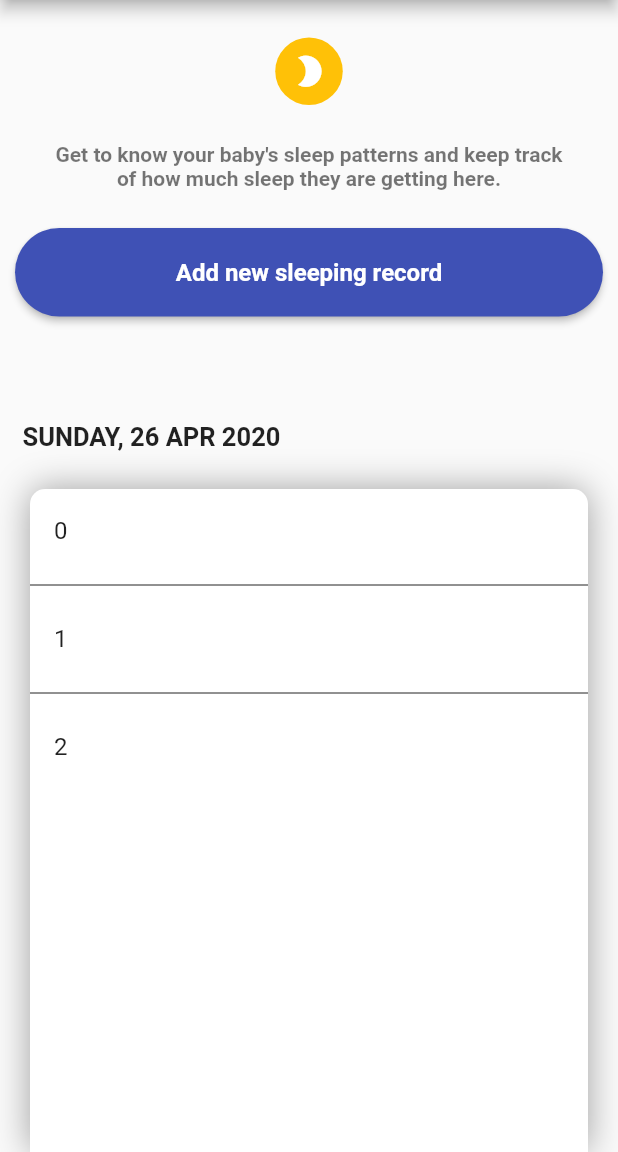
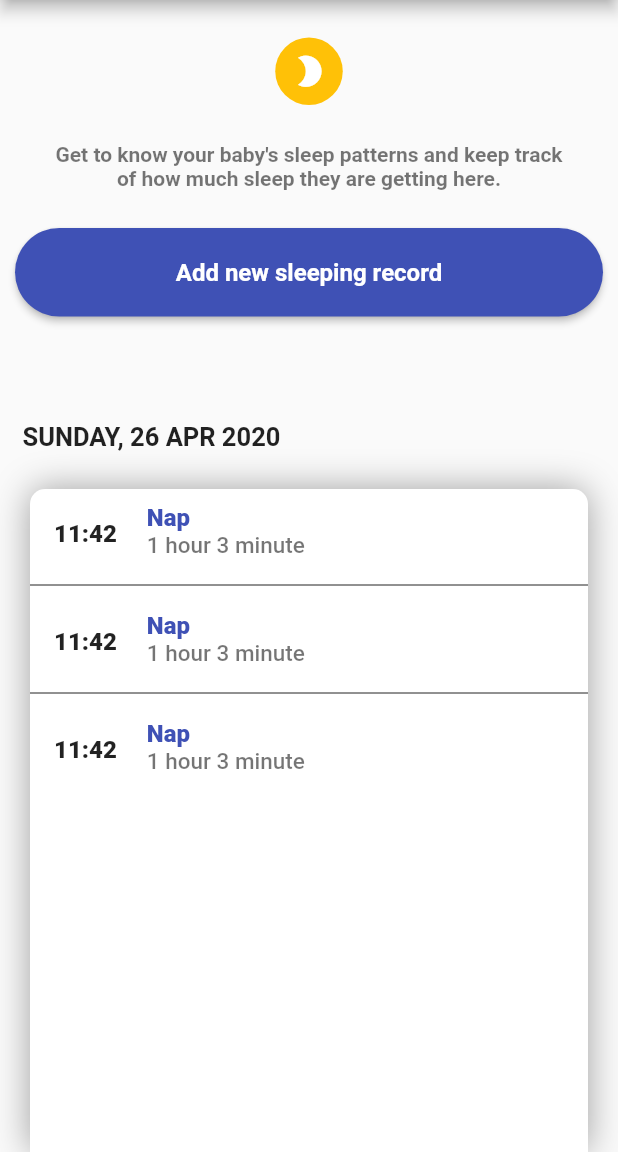
Before and after one commit to lewandowski-jan/SleepTracker, a Flutter app: the screen it shows after launch, on a phone screen of 412 x 824 dp, the part 84-1236 px from its top. Run offline on Flutter 3.47's test engine with Material 2 defaults, Android fonts, the phone set to English and light mode, and no system bars.

Commit message:
added getListTile()

```diff
--- a/lib/pages/homepage.dart
+++ b/lib/pages/homepage.dart
@@ -27,7 +27,8 @@ class _MyHomePageState extends State<MyHomePage> {
         ),
       ),
       body: Center(
-        child: Column(children: <Widget>[
+        child: Column(
+          children: <Widget>[
             Container(
               margin: const EdgeInsets.only(top: 25.0),
               decoration: BoxDecoration(
@@ -51,12 +52,12 @@ class _MyHomePageState extends State<MyHomePage> {
                 style: TextStyle(
                     fontSize: 14.0,
                     fontWeight: FontWeight.w600,
-                color: Colors.black54
-              )
-            )
+                    color: Colors.black54),
+              ),
             ),
             Container(
-            margin: const EdgeInsets.only(left: 10.0, top: 25.0, right: 10.0, bottom: 70.0),
+              margin: const EdgeInsets.only(
+                  left: 10.0, top: 25.0, right: 10.0, bottom: 70.0),
               child: Row(
                 children: <Widget>[
                   Expanded(
@@ -64,8 +65,7 @@ class _MyHomePageState extends State<MyHomePage> {
                       padding: const EdgeInsets.all(20.0),
                       color: Colors.indigo,
                       shape: RoundedRectangleBorder(
-                      borderRadius: BorderRadius.circular(30.0)
-                    ),
+                          borderRadius: BorderRadius.circular(30.0)),
                       onPressed: () {},
                       child: Text(
                         'Add new sleeping record',
@@ -75,10 +75,10 @@ class _MyHomePageState extends State<MyHomePage> {
                           color: Colors.white,
                         ),
                       ),
-                  )
-                )
+                    ),
+                  ),
                 ],
-            )
+              ),
             ),
             Row(
               children: <Widget>[
@@ -89,16 +89,16 @@ class _MyHomePageState extends State<MyHomePage> {
                     style: TextStyle(
                         fontSize: 17.0,
                         fontWeight: FontWeight.w600,
-                    color: Colors.black87
-                  )
-                )
-              )
+                        color: Colors.black87),
+                  ),
+                ),
               ],
             ),
             Container(
               child: Expanded(
                 child: Container(
-                margin: const EdgeInsets.only(top: 25.0, left: 20.0, right: 20.0),
+                  margin:
+                      const EdgeInsets.only(top: 25.0, left: 20.0, right: 20.0),
                   decoration: BoxDecoration(
                     color: Colors.white,
                     boxShadow: [
@@ -112,19 +112,65 @@ class _MyHomePageState extends State<MyHomePage> {
                   child: ListView.separated(
                     itemCount: 3,
                     itemBuilder: (context, index) {
-                    return ListTile(
-                      title: Text('$index')
-                    );
+                      return getListTile("11:42", "Nap", "1 hour 3 minute");
                     },
                     separatorBuilder: (context, index) => Divider(
                       color: Colors.black87,
                     ),
-                )
                   ),
                 ),
               ),
-        ]),
+            ),
+          ],
+        ),
       ),
     );
   }
 }
+
+Widget getListTile(time, type, duration) {
+  var listTile = ListTile(
+    title: Container(
+      child: Row(
+        children: <Widget>[
+          Container(
+            padding: const EdgeInsets.only(top: 4.0),
+            child: Column(
+              children: <Widget>[
+                Text(
+                  '$time',
+                  style: TextStyle(fontWeight: FontWeight.w800),
+                )
+              ],
+            ),
+          ),
+          Container(
+            margin: const EdgeInsets.only(left: 20.0),
+            child: Column(
+              crossAxisAlignment: CrossAxisAlignment.start,
+              children: <Widget>[
+                Text(
+                  '$type',
+                  style: TextStyle(
+                    fontWeight: FontWeight.w800,
+                    color: Colors.indigo,
+                  ),
+                ),
+                Text(
+                  '$duration',
+                  style: TextStyle(
+                    fontWeight: FontWeight.w500,
+                    color: Colors.black54,
+                    fontSize: 15.0,
+                  ),
+                ),
+              ],
+            ),
+          ),
+        ],
+      ),
+    ),
+  );
+
+  return listTile;
+}
```
Lines whose indentation alone changed are shown as unchanged.
